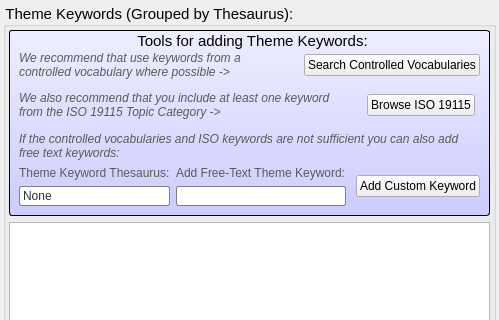
This is pymdwizard/gui/ui_files/ThemeKeywords.ui in DOI-USGS/fort-pymdwizard as Qt 5 draws it before an edit; both pictures show x 0 to 499 and y 0 to 320 of the 499 by 472 pixel window. The edited form follows.
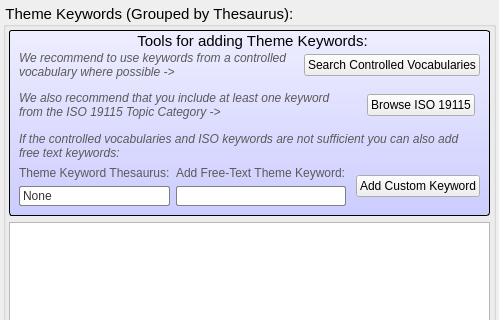
This is the edited form.

Commit message: change text in vocabulary section

```diff
--- a/pymdwizard/gui/ui_files/ThemeKeywords.ui
+++ b/pymdwizard/gui/ui_files/ThemeKeywords.ui
@@ -121,7 +121,7 @@
                   </font>
                  </property>
                  <property name="text">
-                  <string>&lt;html&gt;&lt;head/&gt;&lt;body&gt;&lt;p&gt;&lt;span style=&quot; font-style:italic;&quot;&gt;We recommend that use keywords from a controlled vocabulary where possible -&amp;gt;&lt;/span&gt;&lt;/p&gt;&lt;/body&gt;&lt;/html&gt;</string>
+                  <string>&lt;html&gt;&lt;head/&gt;&lt;body&gt;&lt;p&gt;&lt;span style=&quot; font-style:italic;&quot;&gt;We recommend to use keywords from a controlled vocabulary where possible -&amp;gt;&lt;/span&gt;&lt;/p&gt;&lt;/body&gt;&lt;/html&gt;</string>
                  </property>
                  <property name="textFormat">
                   <enum>Qt::RichText</enum>
```
The commit also changes 7 other files.
